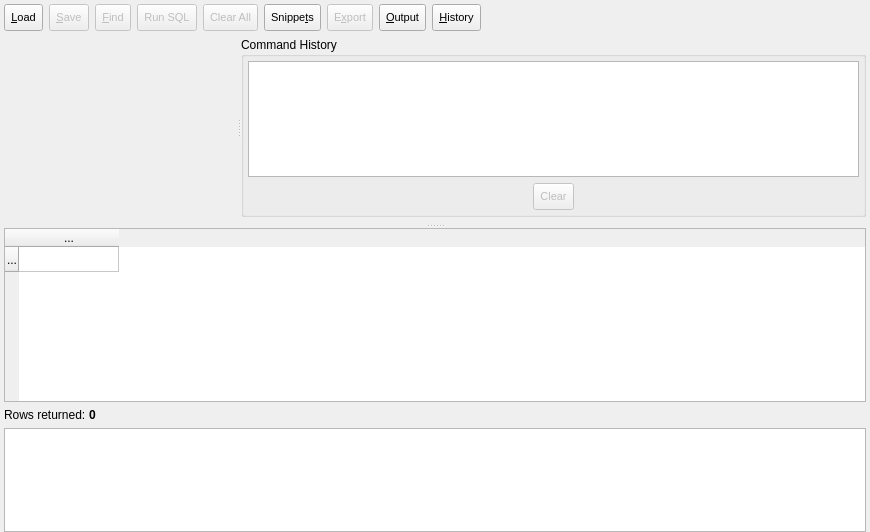
This is libpgmodeler_ui/ui/sqlexecutionwidget.ui in pgmodeler/pgmodeler as Qt 5 draws it before an edit. The edited form follows.
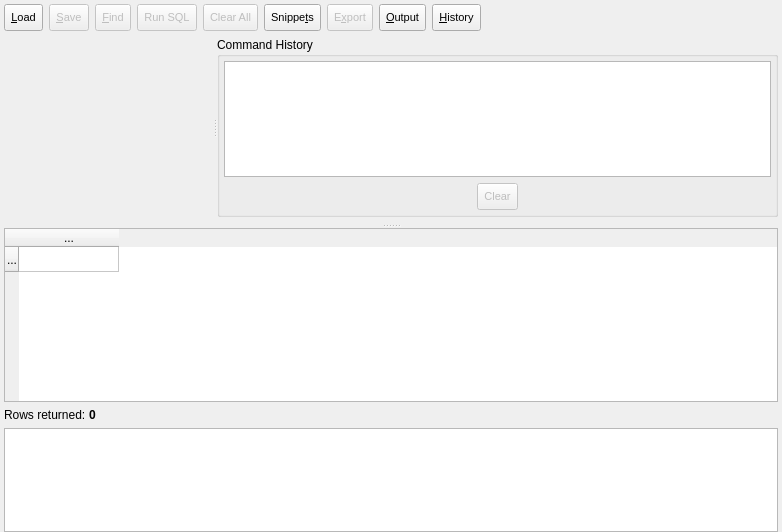
This is the edited form. Icons and pictures are not drawn.

```diff
--- a/libpgmodeler_ui/ui/sqlexecutionwidget.ui
+++ b/libpgmodeler_ui/ui/sqlexecutionwidget.ui
@@ -6,7 +6,7 @@
    <rect>
     <x>0</x>
     <y>0</y>
-    <width>870</width>
+    <width>782</width>
     <height>532</height>
    </rect>
   </property>
```
Left out of the diff: 6 changed lines with no effect on the pictures.
